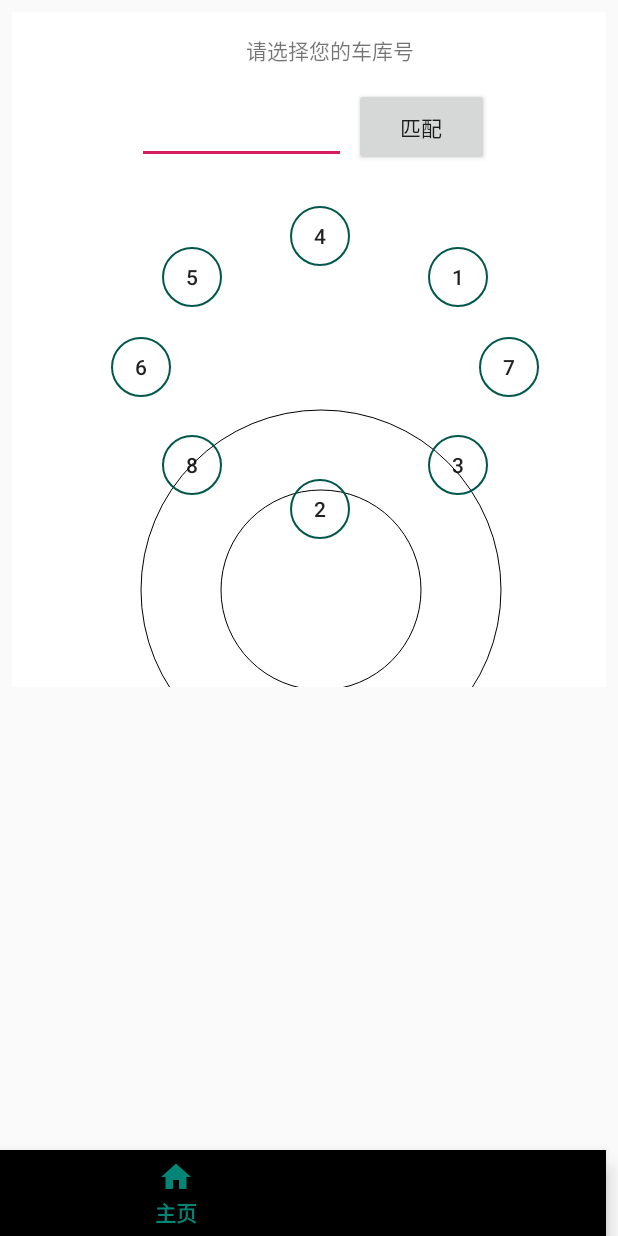
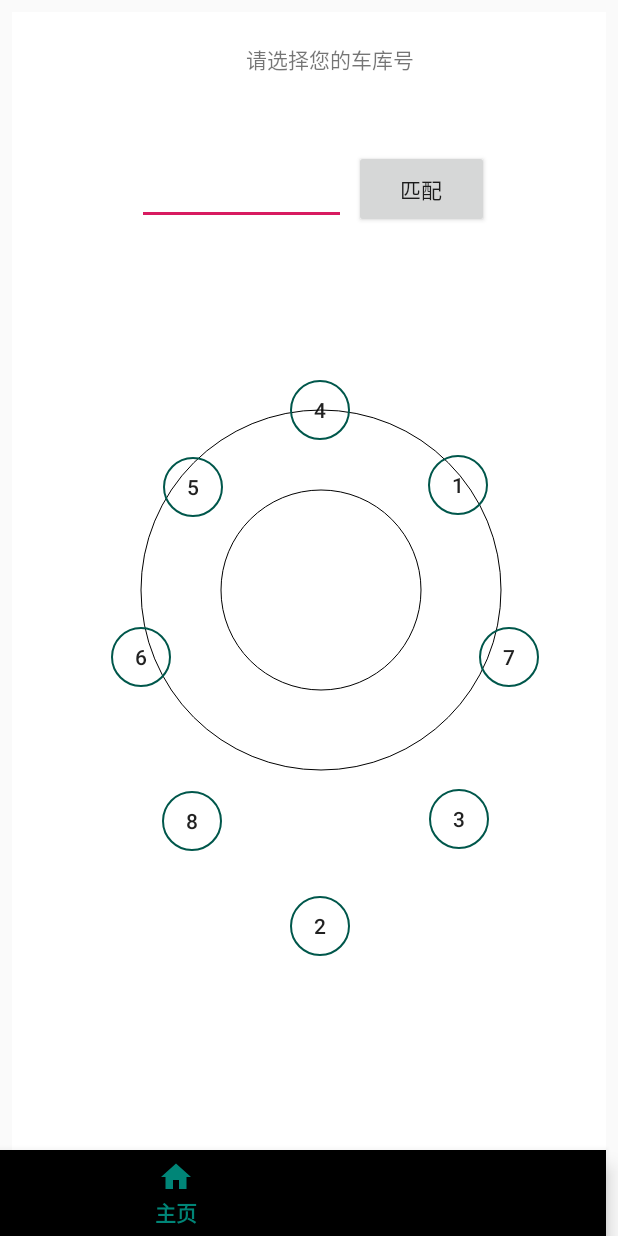
Before and after one commit to Yatogaii/GarageApplication, an Android app: the HomeFragment screen opened directly, with no data from a screen before it, on a phone screen of 412 x 824 dp. Run offline under Robolectric (Android 15) with nearby library versions, the phone set to English and light mode, and no system bars.

Commit message:
realize all function

```diff
--- a/app/src/main/java/android/my/garage/src/HomeFragment.java
+++ b/app/src/main/java/android/my/garage/src/HomeFragment.java
@@ -1,9 +1,11 @@
 package android.my.garage.src;
 
+import android.annotation.SuppressLint;
 import android.app.AlertDialog;
 import android.content.Context;
 import android.content.DialogInterface;
 import android.my.garage.R;
+import android.my.garage.util.ActionMes;
 import android.my.garage.util.ObjectBox;
 import android.os.Bundle;
 import android.os.Handler;
@@ -15,8 +17,12 @@ import android.view.View;
 import android.view.ViewGroup;
 import android.widget.Button;
 import android.widget.EditText;
+import android.widget.Toast;
+
+import org.json.JSONObject;
 
 import java.net.Socket;
+import java.util.HashMap;
 
 public class HomeFragment extends Fragment implements View.OnClickListener{
     final String TAG = "HomeFragment";
@@ -33,13 +39,14 @@ public class HomeFragment extends Fragment implements View.OnClickListener{
     Button eightBtn;
     EditText garageNum;
     ObjectBox oBox = ObjectBox.getInstance();
+    HashMap<Integer,Integer> garageID_Map;
     @Override
     public View onCreateView(LayoutInflater inflater, ViewGroup container, Bundle savedInstanceState){
         View view = inflater.inflate(R.layout.fragment_home,container,false);
         initView(view);
         return view;
     }
-
+    @SuppressLint("all")
     public void initView(View view){
         firstBtn = view.findViewById(R.id.firstBtn);
         secondBtn = view.findViewById(R.id.secondBtn);
@@ -49,6 +56,16 @@ public class HomeFragment extends Fragment implements View.OnClickListener{
         sixBtn = view.findViewById(R.id.sixBtn);
         sevenBtn = view.findViewById(R.id.sevenBtn);
         eightBtn = view.findViewById(R.id.eightBtn);
+        garageNum = view.findViewById(R.id.garageNum);
+        garageID_Map = new HashMap<>();
+        garageID_Map.put(R.id.firstBtn,1);
+        garageID_Map.put(R.id.secondBtn,2);
+        garageID_Map.put(R.id.thirdBtn,3);
+        garageID_Map.put(R.id.fourBtn,4);
+        garageID_Map.put(R.id.fiveBtn,5);
+        garageID_Map.put(R.id.sixBtn,6);
+        garageID_Map.put(R.id.sevenBtn,7);
+        garageID_Map.put(R.id.eightBtn,8);
         firstBtn.setOnClickListener(this);
         secondBtn.setOnClickListener(this);
         thirdBtn.setOnClickListener(this);
@@ -61,6 +78,11 @@ public class HomeFragment extends Fragment implements View.OnClickListener{
 
     @Override
     public void onClick(View v) {
+        /* 先判断车库号里面是否有数据 */
+        if (garageNum.getText().toString().equals("") || garageNum == null){
+            Toast.makeText(getContext(),"请先确认车库号！",Toast.LENGTH_LONG).show();
+            return;
+        }
         openAlertWindow(v.getId());
         switch (v.getId()){
             case R.id.firstBtn:
@@ -72,9 +94,11 @@ public class HomeFragment extends Fragment implements View.OnClickListener{
         }
     }
     /* 弹出对话框决定用户的行动 */
-    public void openAlertWindow(int id){
+    public void openAlertWindow(final int id){
         /* 创建弹出对话框 */
         AlertDialog.Builder alertBuilder = new AlertDialog.Builder(getContext());
+        final int num = garageID_Map.get(id);
+        final int garageNo = Integer.parseInt(garageNum.getText().toString());
         alertBuilder.setTitle("请选择您要做的操作");
         alertBuilder.setPositiveButton("取车", new DialogInterface.OnClickListener() {
             @Override
@@ -82,6 +106,7 @@ public class HomeFragment extends Fragment implements View.OnClickListener{
                 Log.w(TAG, "onClick: 有用户取车");
                 Message message = new Message();
                 message.what = MainActivity.CAR_GET;
+                message.obj = new ActionMes(garageNo,num,"CAR_GET");
                 mHandler.sendMessage(message);  //不需要多余的信息，只需要发送给Main一个标志位即可
             }
         });
@@ -91,6 +116,7 @@ public class HomeFragment extends Fragment implements View.OnClickListener{
                 Log.w(TAG, "onClick: 有用户存车");
                 Message message = new Message();
                 message.what = MainActivity.CAR_SAVE;
+                message.obj = new ActionMes(garageNo,num,"CAR_SAVE");
                 mHandler.sendMessage(message);  //不需要多余的信息，只需要发送给Main一个标志位即可
             }
         });
--- a/app/src/main/java/android/my/garage/util/ObjectBox.java
+++ b/app/src/main/java/android/my/garage/util/ObjectBox.java
@@ -1,6 +1,8 @@
 package android.my.garage.util;
 
 import android.os.Handler;
+
+import java.util.HashMap;
 
 public class ObjectBox {
     private static final ObjectBox ourInstance = new ObjectBox();
--- a/app/src/main/res/layout/activity_main.xml
+++ b/app/src/main/res/layout/activity_main.xml
@@ -9,7 +9,7 @@
     <FrameLayout
         android:id="@+id/container_frag"
         android:layout_width="match_parent"
-        android:layout_height="450dp"
+        android:layout_height="match_parent"
         android:layout_marginStart="8dp"
         android:layout_marginTop="8dp"
         android:layout_marginEnd="8dp"
--- a/app/src/main/res/layout/fragment_home.xml
+++ b/app/src/main/res/layout/fragment_home.xml
@@ -7,6 +7,7 @@
     android:background="@color/colorWhite">
 
     <EditText
+        android:id="@+id/garageNum"
         android:layout_width="139dp"
         android:layout_height="50dp"
         android:layout_marginStart="8dp"
@@ -42,6 +43,7 @@
         android:id="@+id/secondBtn"
         android:layout_width="40dp"
         android:layout_height="40dp"
+        android:layout_marginTop="8dp"
         android:background="@drawable/btn_shape"
         android:text="2"
         android:theme="@style/RippleWhite"
@@ -49,8 +51,8 @@
         app:layout_constraintEnd_toEndOf="parent"
         app:layout_constraintHorizontal_bias="0.52"
         app:layout_constraintStart_toStartOf="parent"
-        app:layout_constraintTop_toTopOf="parent"
-        app:layout_constraintVertical_bias="0.76" />
+        app:layout_constraintTop_toBottomOf="@+id/fourBtn"
+        app:layout_constraintVertical_bias="0.613" />
 
     <Button
         android:id="@+id/thirdBtn"
@@ -65,10 +67,10 @@
         android:theme="@style/RippleWhite"
         app:layout_constraintBottom_toBottomOf="parent"
         app:layout_constraintEnd_toEndOf="parent"
-        app:layout_constraintHorizontal_bias="0.792"
-        app:layout_constraintStart_toStartOf="parent"
-        app:layout_constraintTop_toTopOf="parent"
-        app:layout_constraintVertical_bias="0.696" />
+        app:layout_constraintHorizontal_bias="0.649"
+        app:layout_constraintStart_toEndOf="@+id/eightBtn"
+        app:layout_constraintTop_toBottomOf="@+id/firstBtn"
+        app:layout_constraintVertical_bias="0.412" />
 
     <Button
         android:id="@+id/fourBtn"
@@ -88,12 +90,13 @@
         android:id="@+id/fiveBtn"
         android:layout_width="40dp"
         android:layout_height="40dp"
+        android:layout_marginEnd="8dp"
         android:background="@drawable/btn_shape"
         android:text="5"
         android:theme="@style/RippleWhite"
         app:layout_constraintBottom_toBottomOf="parent"
-        app:layout_constraintEnd_toEndOf="parent"
-        app:layout_constraintHorizontal_bias="0.281"
+        app:layout_constraintEnd_toStartOf="@+id/firstBtn"
+        app:layout_constraintHorizontal_bias="0.44"
         app:layout_constraintStart_toStartOf="parent"
         app:layout_constraintTop_toTopOf="parent"
         app:layout_constraintVertical_bias="0.382" />
@@ -145,8 +148,8 @@
         app:layout_constraintEnd_toEndOf="parent"
         app:layout_constraintHorizontal_bias="0.271"
         app:layout_constraintStart_toStartOf="parent"
-        app:layout_constraintTop_toTopOf="parent"
-        app:layout_constraintVertical_bias="0.696" />
+        app:layout_constraintTop_toBottomOf="@+id/fiveBtn"
+        app:layout_constraintVertical_bias="0.412" />
 
     <TextView
         android:id="@+id/textView3"
```
Also changed, not shown: app/src/main/java/android/my/garage/src/MainActivity.java (+5 -2 lines), app/src/main/java/android/my/garage/util/ActionMes.java (added, +25 -0 lines), app/src/main/java/android/my/garage/util/JDBC.java (+5 -2 lines).
